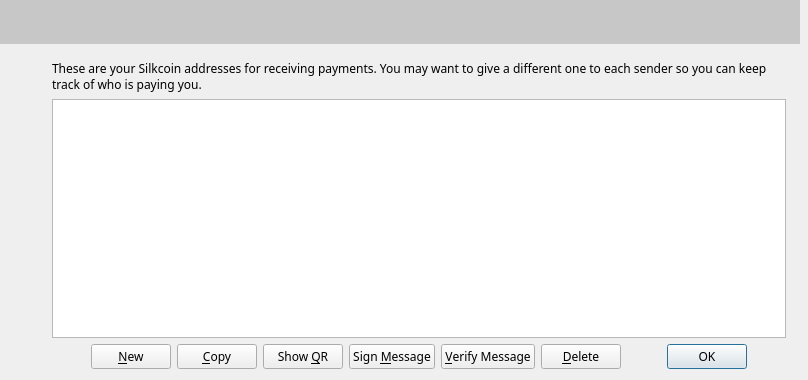
First picture: the form in src/qt/forms/addressbookpage.ui, repository shnurf/silkcoin, before the edit.
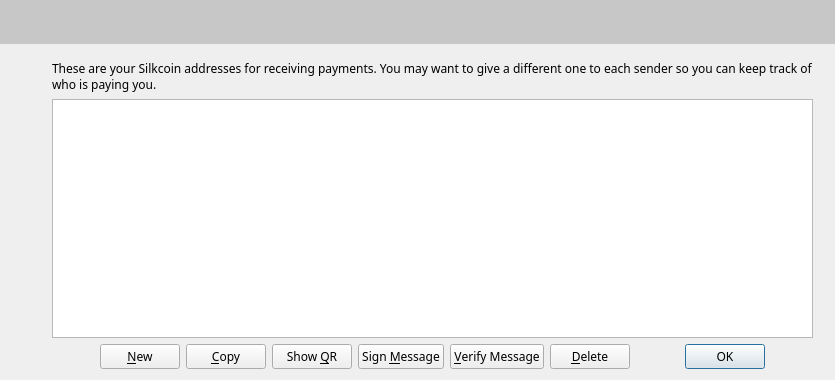
Second picture: the form after the edit. Icons and pictures are not drawn.

What changed in the file:
```diff
--- a/src/qt/forms/addressbookpage.ui
+++ b/src/qt/forms/addressbookpage.ui
@@ -6,7 +6,7 @@
    <rect>
     <x>0</x>
     <y>0</y>
-    <width>808</width>
+    <width>835</width>
     <height>380</height>
    </rect>
   </property>
@@ -30,20 +30,52 @@
     <widget class="QFrame" name="greyFrame">
      <property name="minimumSize">
       <size>
-       <width>800</width>
+       <width>0</width>
        <height>44</height>
       </size>
      </property>
      <property name="maximumSize">
       <size>
-       <width>800</width>
-       <height>44</height>
+       <width>99999</width>
+       <height>99999</height>
       </size>
      </property>
      <property name="styleSheet">
       <string notr="true">background:#c7c7c7;</string>
      </property>
-     <layout class="QVBoxLayout" name="verticalLayout_9"/>
+     <layout class="QVBoxLayout" name="verticalLayout_9">
+      <property name="spacing">
+       <number>0</number>
+      </property>
+      <property name="leftMargin">
+       <number>28</number>
+      </property>
+      <property name="topMargin">
+       <number>14</number>
+      </property>
+      <property name="rightMargin">
+       <number>0</number>
+      </property>
+      <property name="bottomMargin">
+       <number>0</number>
+      </property>
+      <item>
+       <widget class="QLabel" name="label">
+        <property name="sizePolicy">
+         <sizepolicy hsizetype="Expanding" vsizetype="Preferred">
+          <horstretch>0</horstretch>
+          <verstretch>0</verstretch>
+         </sizepolicy>
+        </property>
+        <property name="text">
+         <string>&lt;html&gt;&lt;head/&gt;&lt;body&gt;&lt;p&gt;&lt;img src=&quot;:/icons/res/icons/addt.png&quot;/&gt;&lt;/p&gt;&lt;/body&gt;&lt;/html&gt;</string>
+        </property>
+        <property name="alignment">
+         <set>Qt::AlignCenter</set>
+        </property>
+       </widget>
+      </item>
+     </layout>
     </widget>
    </item>
    <item>
```
